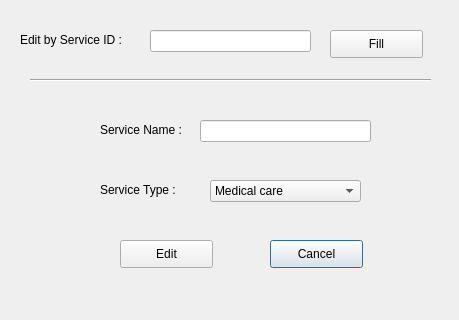
The window that newDesign/serviceEdit.ui (SPRYK/DatabaseProject) describes before a commit, drawn with Qt 5.
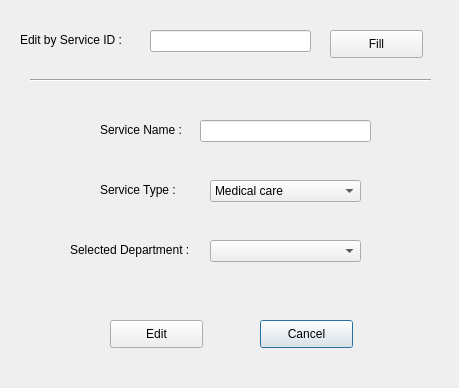
The same window after the commit.

Commit message: serviceAdd and secviceEdit department

Diff of the .ui file:
```diff
--- a/newDesign/serviceEdit.ui
+++ b/newDesign/serviceEdit.ui
@@ -7,7 +7,7 @@
     <x>0</x>
     <y>0</y>
     <width>459</width>
-    <height>320</height>
+    <height>388</height>
    </rect>
   </property>
   <property name="windowTitle">
@@ -49,8 +49,8 @@
   <widget class="QPushButton" name="cancel">
    <property name="geometry">
     <rect>
-     <x>270</x>
-     <y>240</y>
+     <x>260</x>
+     <y>320</y>
      <width>93</width>
      <height>28</height>
     </rect>
@@ -118,8 +118,8 @@
   <widget class="QPushButton" name="edit">
    <property name="geometry">
     <rect>
-     <x>120</x>
-     <y>240</y>
+     <x>110</x>
+     <y>320</y>
      <width>93</width>
      <height>28</height>
     </rect>
@@ -154,6 +154,29 @@
     <enum>Qt::Horizontal</enum>
    </property>
   </widget>
+  <widget class="QComboBox" name="departmentList">
+   <property name="geometry">
+    <rect>
+     <x>210</x>
+     <y>240</y>
+     <width>151</width>
+     <height>22</height>
+    </rect>
+   </property>
+  </widget>
+  <widget class="QLabel" name="label_8">
+   <property name="geometry">
+    <rect>
+     <x>70</x>
+     <y>240</y>
+     <width>151</width>
+     <height>20</height>
+    </rect>
+   </property>
+   <property name="text">
+    <string>Selected Department :</string>
+   </property>
+  </widget>
  </widget>
  <resources/>
  <connections/>
```
The commit also changes 1 other file.
